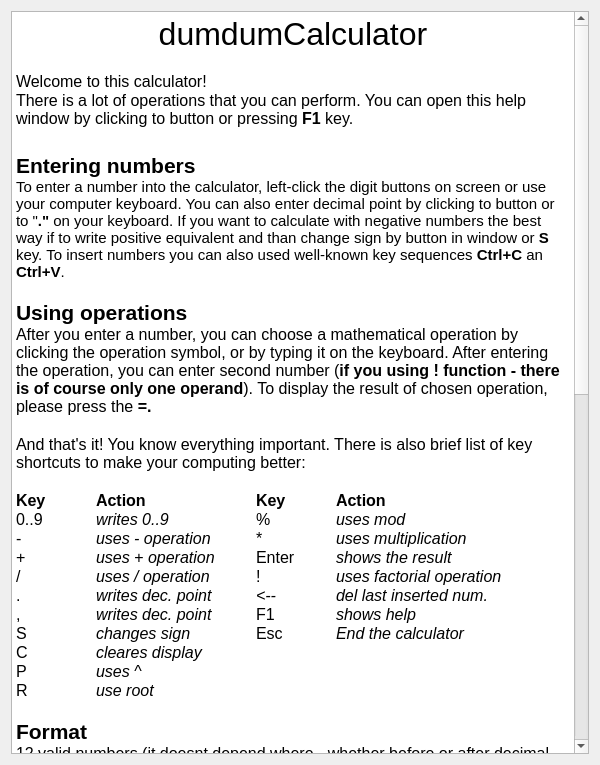
The window that src/gui/helpwindow.ui (vojone/dumdumCalc) describes before a commit, drawn with Qt 5.
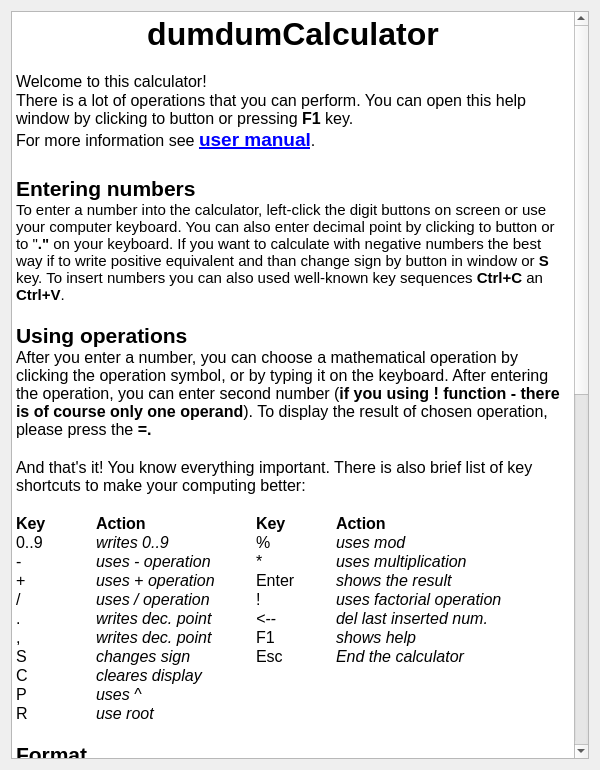
The same window after the commit.

Commit message:
Added copyright information into isntallation teplate folder and user manual
Now user installs except of binary also man pages. They can be seen
by clicking on url in helpwindow.

Remove .ts file from repository, it can be again generated.

Patch:
```diff
--- a/src/gui/helpwindow.ui
+++ b/src/gui/helpwindow.ui
@@ -7,7 +7,7 @@
     <x>0</x>
     <y>0</y>
     <width>600</width>
-    <height>765</height>
+    <height>770</height>
    </rect>
   </property>
   <property name="sizePolicy">
@@ -46,10 +46,11 @@
 &lt;html&gt;&lt;head&gt;&lt;meta name=&quot;qrichtext&quot; content=&quot;1&quot; /&gt;&lt;style type=&quot;text/css&quot;&gt;
 p, li { white-space: pre-wrap; }
 &lt;/style&gt;&lt;/head&gt;&lt;body style=&quot; font-family:'Ubuntu'; font-size:11pt; font-weight:400; font-style:normal;&quot;&gt;
-&lt;p align=&quot;center&quot; style=&quot; margin-top:0px; margin-bottom:0px; margin-left:0px; margin-right:0px; -qt-block-indent:0; text-indent:0px;&quot;&gt;&lt;span style=&quot; font-size:24pt;&quot;&gt;dumdumCalculator&lt;/span&gt;&lt;/p&gt;
+&lt;p align=&quot;center&quot; style=&quot; margin-top:0px; margin-bottom:0px; margin-left:0px; margin-right:0px; -qt-block-indent:0; text-indent:0px;&quot;&gt;&lt;span style=&quot; font-size:24pt; font-weight:600;&quot;&gt;dumdumCalculator&lt;/span&gt;&lt;/p&gt;
 &lt;p style=&quot;-qt-paragraph-type:empty; margin-top:0px; margin-bottom:0px; margin-left:0px; margin-right:0px; -qt-block-indent:0; text-indent:0px; font-size:12pt;&quot;&gt;&lt;br /&gt;&lt;/p&gt;
 &lt;p style=&quot; margin-top:0px; margin-bottom:0px; margin-left:0px; margin-right:0px; -qt-block-indent:0; text-indent:0px;&quot;&gt;&lt;span style=&quot; font-size:12pt;&quot;&gt;Welcome to this calculator!  &lt;/span&gt;&lt;/p&gt;
-&lt;p style=&quot; margin-top:0px; margin-bottom:0px; margin-left:0px; margin-right:0px; -qt-block-indent:0; text-indent:0px;&quot;&gt;&lt;span style=&quot; font-size:12pt;&quot;&gt;There is a lot of operations that you can perform. You can open this help window by clicking to button or pressing &lt;/span&gt;&lt;span style=&quot; font-size:12pt; font-weight:600;&quot;&gt;F1 &lt;/span&gt;&lt;span style=&quot; font-size:12pt;&quot;&gt;key.&lt;/span&gt;&lt;/p&gt;
+&lt;p style=&quot; margin-top:0px; margin-bottom:0px; margin-left:0px; margin-right:0px; -qt-block-indent:0; text-indent:0px;&quot;&gt;&lt;span style=&quot; font-size:12pt;&quot;&gt;There is a lot of operations that you can perform. You can open this help window by clicking to button or pressing &lt;/span&gt;&lt;span style=&quot; font-size:12pt; font-weight:600;&quot;&gt;F1 &lt;/span&gt;&lt;span style=&quot; font-size:12pt;&quot;&gt;key. &lt;/span&gt;&lt;/p&gt;
+&lt;p style=&quot; margin-top:0px; margin-bottom:0px; margin-left:0px; margin-right:0px; -qt-block-indent:0; text-indent:0px;&quot;&gt;&lt;span style=&quot; font-size:12pt; color:#000000;&quot;&gt;For more information see &lt;/span&gt;&lt;a href=&quot;/usr/share/doc/calculator_man.pdf&quot;&gt;&lt;span style=&quot; font-size:14pt; font-weight:600; text-decoration: underline; color:#0000ff;&quot;&gt;user manual&lt;/span&gt;&lt;/a&gt;&lt;span style=&quot; font-size:12pt; color:#000000;&quot;&gt;.&lt;/span&gt;&lt;/p&gt;
 &lt;p align=&quot;center&quot; style=&quot;-qt-paragraph-type:empty; margin-top:0px; margin-bottom:0px; margin-left:0px; margin-right:0px; -qt-block-indent:0; text-indent:0px; font-family:'MS Shell Dlg 2'; font-size:16pt; font-weight:600;&quot;&gt;&lt;br /&gt;&lt;/p&gt;
 &lt;p style=&quot; margin-top:0px; margin-bottom:0px; margin-left:0px; margin-right:0px; -qt-block-indent:0; text-indent:0px;&quot;&gt;&lt;span style=&quot; font-family:'MS Shell Dlg 2'; font-size:16pt; font-weight:600;&quot;&gt;Entering numbers&lt;/span&gt;&lt;/p&gt;
 &lt;p style=&quot; margin-top:0px; margin-bottom:0px; margin-left:0px; margin-right:0px; -qt-block-indent:0; text-indent:0px;&quot;&gt;&lt;span style=&quot; font-family:'MS Shell Dlg 2';&quot;&gt;To enter a number into the calculator, left-click the digit buttons on screen&lt;/span&gt;&lt;span style=&quot; font-family:'MS Shell Dlg 2'; font-weight:600;&quot;&gt; &lt;/span&gt;&lt;span style=&quot; font-family:'MS Shell Dlg 2';&quot;&gt;or use your computer keyboard. You can also enter decimal point by clicking to button&lt;/span&gt;&lt;span style=&quot; font-family:'MS Shell Dlg 2'; font-weight:600;&quot;&gt; &lt;/span&gt;&lt;span style=&quot; font-family:'MS Shell Dlg 2';&quot;&gt;or to &amp;quot;&lt;/span&gt;&lt;span style=&quot; font-family:'MS Shell Dlg 2'; font-weight:600;&quot;&gt;.&amp;quot; &lt;/span&gt;&lt;span style=&quot; font-family:'MS Shell Dlg 2';&quot;&gt;on your keyboard. If you want to calculate with negative numbers the best way if to write positive equivalent and than change sign by button in window&lt;/span&gt;&lt;span style=&quot; font-family:'MS Shell Dlg 2'; font-weight:600;&quot;&gt; &lt;/span&gt;&lt;span style=&quot; font-family:'MS Shell Dlg 2';&quot;&gt;or &lt;/span&gt;&lt;span style=&quot; font-family:'MS Shell Dlg 2'; font-weight:600;&quot;&gt;S&lt;/span&gt;&lt;span style=&quot; font-family:'MS Shell Dlg 2';&quot;&gt; key. To insert numbers you can also used well-known key sequences &lt;/span&gt;&lt;span style=&quot; font-family:'MS Shell Dlg 2'; font-weight:600;&quot;&gt;Ctrl+C &lt;/span&gt;&lt;span style=&quot; font-family:'MS Shell Dlg 2';&quot;&gt;an &lt;/span&gt;&lt;span style=&quot; font-family:'MS Shell Dlg 2'; font-weight:600;&quot;&gt;Ctrl+V&lt;/span&gt;&lt;span style=&quot; font-family:'MS Shell Dlg 2';&quot;&gt;.&lt;/span&gt;&lt;/p&gt;
@@ -90,14 +91,14 @@
 &lt;p style=&quot; margin-top:0px; margin-bottom:0px; margin-left:0px; margin-right:0px; -qt-block-indent:0; text-indent:0px;&quot;&gt;&lt;span style=&quot; font-size:12pt; color:#ef2929;&quot;&gt;Modulo By 0!&lt;/span&gt;&lt;span style=&quot; font-size:12pt; color:#000000;&quot;&gt; = you cant do mod0&lt;/span&gt;&lt;/p&gt;
 &lt;p style=&quot; margin-top:0px; margin-bottom:0px; margin-left:0px; margin-right:0px; -qt-block-indent:0; text-indent:0px;&quot;&gt;&lt;span style=&quot; font-size:12pt; color:#ef2929;&quot;&gt;Only Integers!&lt;/span&gt;&lt;span style=&quot; font-size:12pt; color:#000000;&quot;&gt; = the operation you chose can compute only with whole numbers (in this calculator)&lt;/span&gt;&lt;/p&gt;
 &lt;p style=&quot; margin-top:0px; margin-bottom:0px; margin-left:0px; margin-right:0px; -qt-block-indent:0; text-indent:0px;&quot;&gt;&lt;span style=&quot; font-size:12pt; color:#ef2929;&quot;&gt;Only Positive Numbers! &lt;/span&gt;&lt;span style=&quot; font-size:12pt; color:#000000;&quot;&gt;= you can pass only positive numbers to operation you chose&lt;/span&gt;&lt;/p&gt;
-&lt;p style=&quot; margin-top:0px; margin-bottom:0px; margin-left:0px; margin-right:0px; -qt-block-indent:0; text-indent:0px;&quot;&gt;&lt;span style=&quot; font-size:12pt; color:#ef2929;&quot;&gt;Undefined Expression! &lt;/span&gt;&lt;span style=&quot; font-size:12pt; color:#000000;&quot;&gt;= expression cannote be solved&lt;/span&gt;&lt;/p&gt;
+&lt;p style=&quot; margin-top:0px; margin-bottom:0px; margin-left:0px; margin-right:0px; -qt-block-indent:0; text-indent:0px;&quot;&gt;&lt;span style=&quot; font-size:12pt; color:#ef2929;&quot;&gt;Undefined Expression! &lt;/span&gt;&lt;span style=&quot; font-size:12pt; color:#000000;&quot;&gt;= expression cannot be solved&lt;/span&gt;&lt;/p&gt;
 &lt;p style=&quot;-qt-paragraph-type:empty; margin-top:0px; margin-bottom:0px; margin-left:0px; margin-right:0px; -qt-block-indent:0; text-indent:0px; font-size:12pt; color:#000000;&quot;&gt;&lt;br /&gt;&lt;/p&gt;
 &lt;p style=&quot; margin-top:0px; margin-bottom:0px; margin-left:0px; margin-right:0px; -qt-block-indent:0; text-indent:0px;&quot;&gt;&lt;span style=&quot; font-size:12pt; color:#000000;&quot;&gt;If you see this, just write new numbers and errors should be gone...&lt;/span&gt;&lt;/p&gt;
 &lt;p style=&quot;-qt-paragraph-type:empty; margin-top:0px; margin-bottom:0px; margin-left:0px; margin-right:0px; -qt-block-indent:0; text-indent:0px; font-size:12pt; color:#000000;&quot;&gt;&lt;br /&gt;&lt;/p&gt;
 &lt;p style=&quot; margin-top:0px; margin-bottom:0px; margin-left:0px; margin-right:0px; -qt-block-indent:0; text-indent:0px;&quot;&gt;&lt;span style=&quot; font-size:14pt; color:#0d00ff;&quot;&gt;Infinity&lt;/span&gt;&lt;/p&gt;
 &lt;p style=&quot; margin-top:0px; margin-bottom:0px; margin-left:0px; margin-right:0px; -qt-block-indent:0; text-indent:0px;&quot;&gt;&lt;span style=&quot; font-size:12pt; color:#000000;&quot;&gt;We are sorry, your numbers are too high (or low) too show them. But we can tell you if it is positive or negative high number! If you see this, just write new numbers...&lt;/span&gt;&lt;/p&gt;
-&lt;p style=&quot;-qt-paragraph-type:empty; margin-top:0px; margin-bottom:0px; margin-left:0px; margin-right:0px; -qt-block-indent:0; text-indent:0px; font-size:12pt; color:#ef2929;&quot;&gt;&lt;br /&gt;&lt;/p&gt;
-&lt;p style=&quot;-qt-paragraph-type:empty; margin-top:0px; margin-bottom:0px; margin-left:0px; margin-right:0px; -qt-block-indent:0; text-indent:0px; font-size:12pt;&quot;&gt;&lt;br /&gt;&lt;/p&gt;&lt;/body&gt;&lt;/html&gt;</string>
+&lt;p style=&quot;-qt-paragraph-type:empty; margin-top:0px; margin-bottom:0px; margin-left:0px; margin-right:0px; -qt-block-indent:0; text-indent:0px; font-size:12pt; color:#000000;&quot;&gt;&lt;br /&gt;&lt;/p&gt;
+&lt;p style=&quot;-qt-paragraph-type:empty; margin-top:0px; margin-bottom:0px; margin-left:0px; margin-right:0px; -qt-block-indent:0; text-indent:0px; font-size:12pt; color:#000000;&quot;&gt;&lt;br /&gt;&lt;/p&gt;&lt;/body&gt;&lt;/html&gt;</string>
          </property>
         </widget>
        </item>
```
The commit also changes 7 other files.
